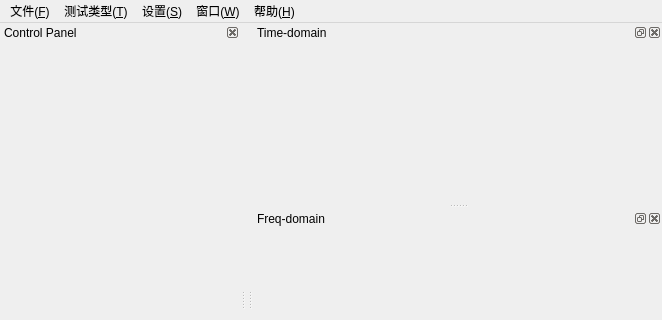
Quenii/ADCEVM, file soft/zebra-scope/mainwindow.ui: the form before one commit; both pictures show x 0 to 662 and y 0 to 320 of the 662 by 596 pixel window.
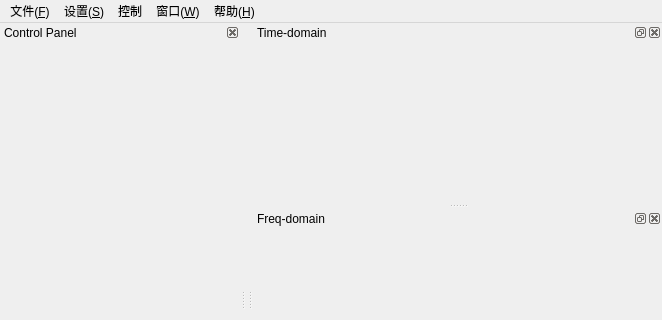
The form after the commit. Custom widgets are drawn as their Qt base class.

The edit to the form file:
```diff
--- a/soft/zebra-scope/mainwindow.ui
+++ b/soft/zebra-scope/mainwindow.ui
@@ -60,15 +60,9 @@
     <property name="title">
      <string>设置(&amp;S)</string>
     </property>
-    <addaction name="actionSpiCtrl"/>
-    <addaction name="actionFftDepth"/>
-   </widget>
-   <widget class="QMenu" name="menu_T">
-    <property name="title">
-     <string>测试类型(&amp;T)</string>
-    </property>
-    <addaction name="actionSpectrum"/>
-    <addaction name="actionLogic"/>
+    <addaction name="actionADC"/>
+    <addaction name="actionSIGNAL"/>
+    <addaction name="actionSPAN"/>
    </widget>
    <widget class="QMenu" name="menuWindow">
     <property name="title">
@@ -82,9 +76,15 @@
     <addaction name="action_7"/>
     <addaction name="action_AboutAdcAnalyzer"/>
    </widget>
+   <widget class="QMenu" name="menu_2">
+    <property name="title">
+     <string>控制</string>
+    </property>
+    <addaction name="actionSpiCtrl"/>
+   </widget>
    <addaction name="menu"/>
-   <addaction name="menu_T"/>
    <addaction name="menuSettings"/>
+   <addaction name="menu_2"/>
    <addaction name="menuWindow"/>
    <addaction name="menuHelp"/>
   </widget>
```
Left out of the diff: 18 changed lines with no effect on the pictures.
